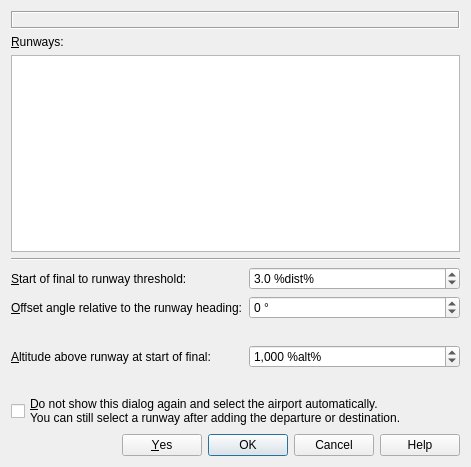
First picture: the form in src/route/customproceduredialog.ui, repository albar965/littlenavmap, before the edit.
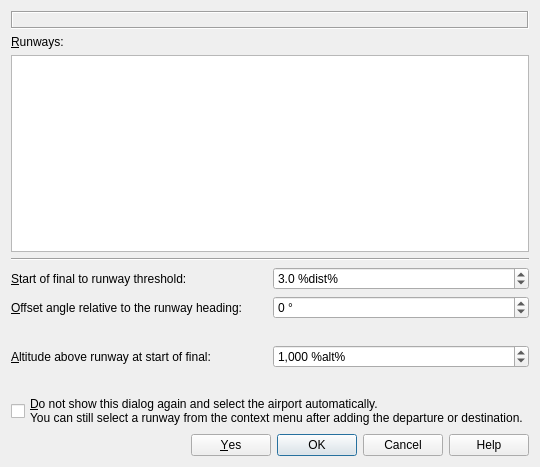
Second picture: the form after the edit.

Commit message:
Runway ends now have a hotspot which allows to select them as start position similar to parking
Corrected display for flight plan related tooltip messages.
Added hint for hidden objects in options dialog on page map display airport.
Changed fetch of cached parking, helipads and runways to avoid copying.
Hotspot for runway end right-click is a black and white circle.

Diff of the .ui file:
```diff
--- a/src/route/customproceduredialog.ui
+++ b/src/route/customproceduredialog.ui
@@ -271,7 +271,7 @@
     <widget class="QCheckBox" name="checkBoxDoNotShowAgain">
      <property name="text">
       <string>&amp;Do not show this dialog again and select the airport automatically.
-You can still select a runway after adding the departure or destination.</string>
+You can still select a runway from the context menu after adding the departure or destination.</string>
      </property>
     </widget>
    </item>
```
The commit also changes 37 other files.
